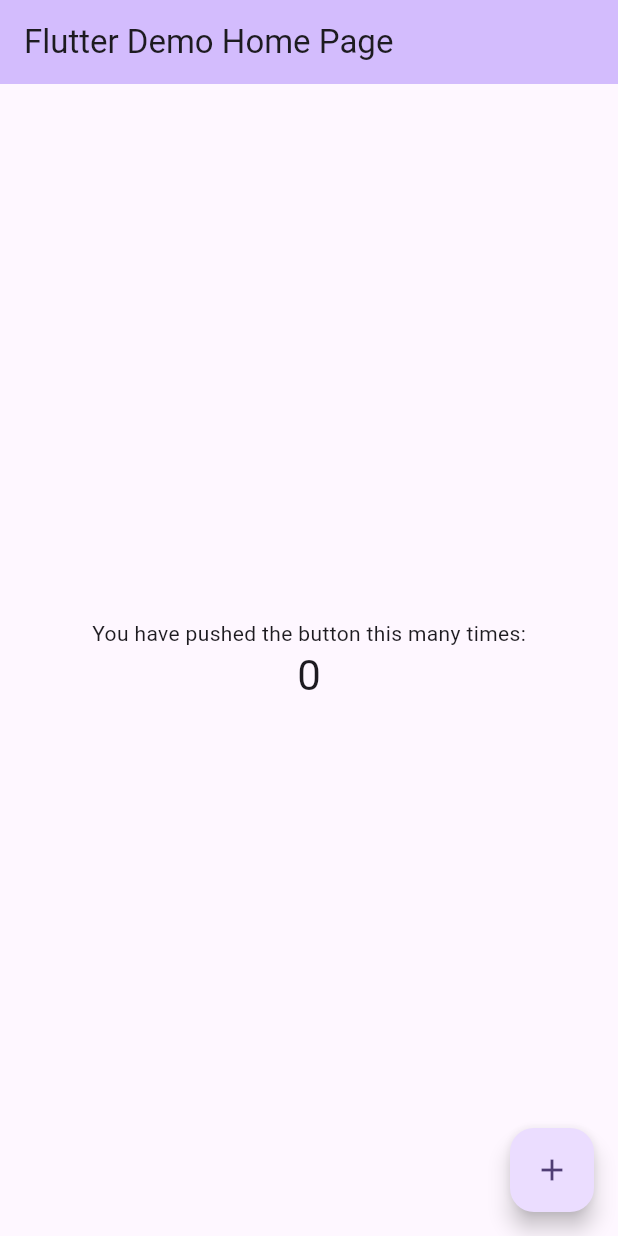
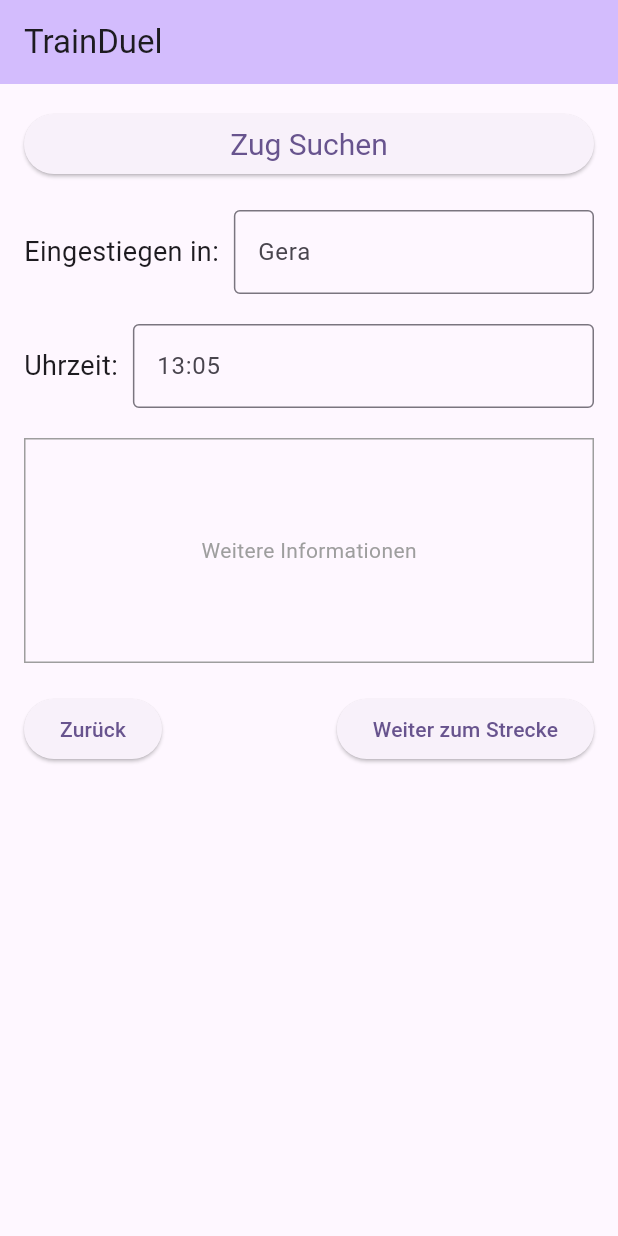
Before and after one commit to PassiSchoppi/TrainDuell, a Flutter app: the screen it shows after launch, on a phone screen of 412 x 824 dp. Run offline on Flutter 3.47's test engine with Material 3 defaults, Android fonts, the light colour scheme and no system bars.

Commit message:
Sieten einfügen
startseite erstellt

```diff
--- a/lib/main.dart
+++ b/lib/main.dart
@@ -7,46 +7,21 @@
 class MyApp extends StatelessWidget {
   const MyApp({super.key});
 
-  // This widget is the root of your application.
   @override
   Widget build(BuildContext context) {
     return MaterialApp(
-      title: 'Flutter Demo',
+      title: 'TrainDuel',
       theme: ThemeData(
-        // This is the theme of your application.
-        //
-        // TRY THIS: Try running your application with "flutter run". You'll see
-        // the application has a purple toolbar. Then, without quitting the app,
-        // try changing the seedColor in the colorScheme below to Colors.green
-        // and then invoke "hot reload" (save your changes or press the "hot
-        // reload" button in a Flutter-supported IDE, or press "r" if you used
-        // the command line to start the app).
-        //
-        // Notice that the counter didn't reset back to zero; the application
-        // state is not lost during the reload. To reset the state, use hot
-        // restart instead.
-        //
-        // This works for code too, not just values: Most code changes can be
-        // tested with just a hot reload.
         colorScheme: ColorScheme.fromSeed(seedColor: Colors.deepPurple),
         useMaterial3: true,
       ),
-      home: const MyHomePage(title: 'Flutter Demo Home Page'),
+      home: const MyHomePage(title: 'TrainDuel'),
     );
   }
 }
 
 class MyHomePage extends StatefulWidget {
   const MyHomePage({super.key, required this.title});
-
-  // This widget is the home page of your application. It is stateful, meaning
-  // that it has a State object (defined below) that contains fields that affect
-  // how it looks.
-
-  // This class is the configuration for the state. It holds the values (in this
-  // case the title) provided by the parent (in this case the App widget) and
-  // used by the build method of the State. Fields in a Widget subclass are
-  // always marked "final".
 
   final String title;
 
@@ -55,71 +30,112 @@
 }
 
 class _MyHomePageState extends State<MyHomePage> {
-  int _counter = 0;
-
-  void _incrementCounter() {
-    setState(() {
-      // This call to setState tells the Flutter framework that something has
-      // changed in this State, which causes it to rerun the build method below
-      // so that the display can reflect the updated values. If we changed
-      // _counter without calling setState(), then the build method would not be
-      // called again, and so nothing would appear to happen.
-      _counter++;
-    });
-  }
+  String _station = 'Gera'; // Station Placeholder
+  String _time = '13:05'; // Time Placeholder
 
   @override
   Widget build(BuildContext context) {
-    // This method is rerun every time setState is called, for instance as done
-    // by the _incrementCounter method above.
-    //
-    // The Flutter framework has been optimized to make rerunning build methods
-    // fast, so that you can just rebuild anything that needs updating rather
-    // than having to individually change instances of widgets.
     return Scaffold(
       appBar: AppBar(
-        // TRY THIS: Try changing the color here to a specific color (to
-        // Colors.amber, perhaps?) and trigger a hot reload to see the AppBar
-        // change color while the other colors stay the same.
         backgroundColor: Theme.of(context).colorScheme.inversePrimary,
-        // Here we take the value from the MyHomePage object that was created by
-        // the App.build method, and use it to set our appbar title.
         title: Text(widget.title),
       ),
-      body: Center(
-        // Center is a layout widget. It takes a single child and positions it
-        // in the middle of the parent.
+      body: Padding(
+        padding: const EdgeInsets.all(16.0),
         child: Column(
-          // Column is also a layout widget. It takes a list of children and
-          // arranges them vertically. By default, it sizes itself to fit its
-          // children horizontally, and tries to be as tall as its parent.
-          //
-          // Column has various properties to control how it sizes itself and
-          // how it positions its children. Here we use mainAxisAlignment to
-          // center the children vertically; the main axis here is the vertical
-          // axis because Columns are vertical (the cross axis would be
-          // horizontal).
-          //
-          // TRY THIS: Invoke "debug painting" (choose the "Toggle Debug Paint"
-          // action in the IDE, or press "p" in the console), to see the
-          // wireframe for each widget.
-          mainAxisAlignment: MainAxisAlignment.center,
-          children: <Widget>[
-            const Text(
-              'You have pushed the button this many times:',
+          crossAxisAlignment: CrossAxisAlignment.stretch,
+          children: [
+            // "Zug Suchen" Button
+            ElevatedButton(
+              onPressed: () {
+                // Hier kommt die Suchfunktion
+              },
+              style: ElevatedButton.styleFrom(
+                textStyle: const TextStyle(fontSize: 20),
+              ),
+              child: const Text('Zug Suchen'),
             ),
-            Text(
-              '$_counter',
-              style: Theme.of(context).textTheme.headlineMedium,
+            const SizedBox(height: 20),
+            // Eingestiegen in: Gera
+            Row(
+              children: [
+                const Text('Eingestiegen in:', style: TextStyle(fontSize: 18)),
+                const SizedBox(width: 10),
+                Expanded(
+                  child: TextField(
+                    decoration: InputDecoration(
+                      border: const OutlineInputBorder(),
+                      hintText: _station,
+                    ),
+                    onChanged: (value) {
+                      setState(() {
+                        _station = value;
+                      });
+                    },
+                  ),
+                ),
+              ],
+            ),
+            const SizedBox(height: 20),
+            // Uhrzeit: 13:05
+            Row(
+              children: [
+                const Text('Uhrzeit:', style: TextStyle(fontSize: 18)),
+                const SizedBox(width: 10),
+                Expanded(
+                  child: TextField(
+                    decoration: InputDecoration(
+                      border: const OutlineInputBorder(),
+                      hintText: _time,
+                    ),
+                    onChanged: (value) {
+                      setState(() {
+                        _time = value;
+                      });
+                    },
+                  ),
+                ),
+              ],
+            ),
+            const SizedBox(height: 20),
+            // Platzhalter für weitere Informationen
+            Container(
+              height: 150,
+              decoration: BoxDecoration(
+                border: Border.all(color: Colors.grey),
+              ),
+              child: const Center(
+                child: Text(
+                  'Weitere Informationen',
+                  style: TextStyle(color: Colors.grey),
+                ),
+              ),
+            ),
+            const SizedBox(height: 20),
+            Row(
+              mainAxisAlignment: MainAxisAlignment.spaceBetween,
+              children: [
+                ElevatedButton(
+                  onPressed: () {
+                  },
+                  style: ElevatedButton.styleFrom(
+
+                  ),
+                  child: const Text('Zurück'),
+                ),
+                ElevatedButton(
+                  onPressed: () {
+                  },
+                  style: ElevatedButton.styleFrom(
+
+                  ),
+                  child: const Text('Weiter zum Strecke'),
+                ),
+              ],
             ),
           ],
         ),
       ),
-      floatingActionButton: FloatingActionButton(
-        onPressed: _incrementCounter,
-        tooltip: 'Increment',
-        child: const Icon(Icons.add),
-      ), // This trailing comma makes auto-formatting nicer for build methods.
     );
   }
 }
```
Also changed, not shown: lib/chat.dart (added, +20 -0 lines), lib/end.dart (added, +20 -0 lines), lib/game.dart (added, +20 -0 lines), lib/lobbysuche.dart (added, +20 -0 lines), lib/zuginfo.dart (added, +20 -0 lines), .obsidian/workspace.json.
